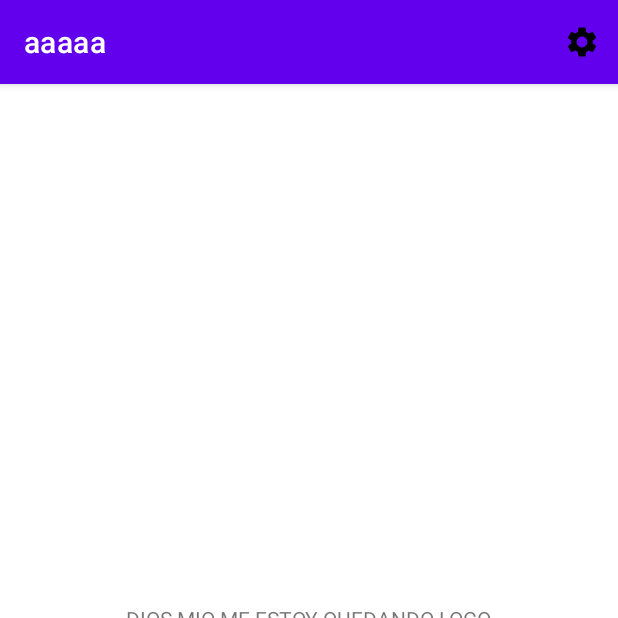
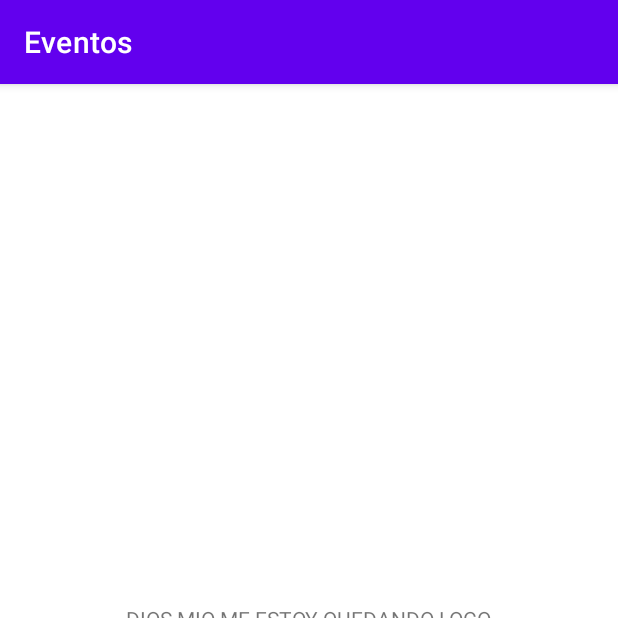
Before and after one commit to TomasVilalta/BetBracket, an Android app: the screen it shows after launch (MainActivity), on a phone screen of 412 x 824 dp, the top half of it. Run offline under Robolectric (Android 15) with nearby library versions, the phone set to English and light mode, and no system bars; our stand-ins replace navigation-ui.

Commit message:
Setup Appbars and Bottom navigation

```diff
--- a/app/src/main/java/com/example/betbracket/MainActivity.kt
+++ b/app/src/main/java/com/example/betbracket/MainActivity.kt
@@ -2,10 +2,36 @@ package com.example.betbracket
 
 import androidx.appcompat.app.AppCompatActivity
 import android.os.Bundle
+import androidx.navigation.findNavController
+import androidx.navigation.fragment.NavHostFragment
+import androidx.navigation.ui.AppBarConfiguration
+import androidx.navigation.ui.setupActionBarWithNavController
+import androidx.navigation.ui.setupWithNavController
+import com.google.android.material.appbar.MaterialToolbar
+import com.google.android.material.bottomnavigation.BottomNavigationView
 
 class MainActivity : AppCompatActivity() {
     override fun onCreate(savedInstanceState: Bundle?) {
         super.onCreate(savedInstanceState)
         setContentView(R.layout.activity_main)
+
+        val topAppBar = findViewById<MaterialToolbar>(R.id.topAppBar)
+        val bottomNavigationView = findViewById<BottomNavigationView>(R.id.bottom_navigation)
+        val navHostFragment = supportFragmentManager.findFragmentById(R.id.nav_host_fragment) as NavHostFragment
+        val appBarConfiguration = AppBarConfiguration(setOf(R.id.eventsFragment, R.id.rankingsFragment,R.id.playersFragment))
+
+        val navController = navHostFragment.navController
+
+
+        setSupportActionBar(findViewById(R.id.topAppBar))
+        topAppBar.navigationIcon = null
+        setupActionBarWithNavController(navController,appBarConfiguration)
+
+        bottomNavigationView.setupWithNavController(navController)
+    }
+
+    override fun onSupportNavigateUp(): Boolean {
+        val navController = this.findNavController(R.id.nav_host_fragment)
+        return navController.navigateUp()
     }
 }
--- a/app/src/main/res/layout/activity_main.xml
+++ b/app/src/main/res/layout/activity_main.xml
@@ -16,7 +16,6 @@
             android:id="@+id/topAppBar"
             android:layout_width="match_parent"
             android:layout_height="?attr/actionBarSize"
-            app:title="aaaaa"
             app:menu="@menu/top_bar_menu"
             style="@style/Widget.MaterialComponents.Toolbar.Primary"
             />
@@ -24,13 +23,17 @@
     </com.google.android.material.appbar.AppBarLayout>
 
     <androidx.fragment.app.FragmentContainerView
-        android:id="@+id/fragment_home"
-        android:name="com.example.betbracket.EventsFragment"
+        android:id="@+id/nav_host_fragment"
+        android:name="androidx.navigation.fragment.NavHostFragment"
         android:layout_width="match_parent"
         android:layout_height="match_parent"
+        app:defaultNavHost ="true"
+        app:navGraph ="@navigation/nav_graph"
+
      />
     <com.google.android.material.bottomnavigation.BottomNavigationView
         android:id="@+id/bottom_navigation"
+
         app:layout_constraintBottom_toBottomOf="parent"
         app:layout_constraintStart_toStartOf="parent"
         app:layout_constraintEnd_toEndOf="parent"
--- a/app/src/main/res/menu/bottom_nav_menu.xml
+++ b/app/src/main/res/menu/bottom_nav_menu.xml
@@ -1,17 +1,17 @@
 <?xml version="1.0" encoding="utf-8"?>
 <menu xmlns:android="http://schemas.android.com/apk/res/android">
     <item
-        android:id="@+id/events_item"
+        android:id="@+id/eventsFragment"
         android:icon="@drawable/ic_events_24"
         android:title="@string/eventos"/>
 
     <item
-        android:id="@+id/leaderboard_item"
+        android:id="@+id/rankingsFragment"
         android:icon="@drawable/ic_rankings_24"
         android:title="@string/rankings"/>
 
     <item
-        android:id="@+id/players_item"
+        android:id="@+id/playersFragment"
         android:icon="@drawable/ic_person_24"
         android:title="@string/jugadores"/>
 </menu>
--- /dev/null
+++ b/app/src/main/res/navigation/nav_graph.xml
@@ -0,0 +1,23 @@
+<?xml version="1.0" encoding="utf-8"?>
+<navigation xmlns:android="http://schemas.android.com/apk/res/android"
+    xmlns:app="http://schemas.android.com/apk/res-auto"
+    xmlns:tools="http://schemas.android.com/tools"
+    android:id="@+id/nav_graph"
+    app:startDestination="@id/eventsFragment">
+
+    <fragment
+        android:id="@+id/eventsFragment"
+        android:name="com.example.betbracket.EventsFragment"
+        android:label="Eventos"
+        tools:layout="@layout/fragment_events" />
+    <fragment
+        android:id="@+id/rankingsFragment"
+        android:name="com.example.betbracket.RankingsFragment"
+        android:label="Rankings"
+        tools:layout="@layout/fragment_rankings" />
+    <fragment
+        android:id="@+id/playersFragment"
+        android:name="com.example.betbracket.PlayersFragment"
+        android:label="Jugadores"
+        tools:layout="@layout/fragment_players" />
+</navigation>
```
